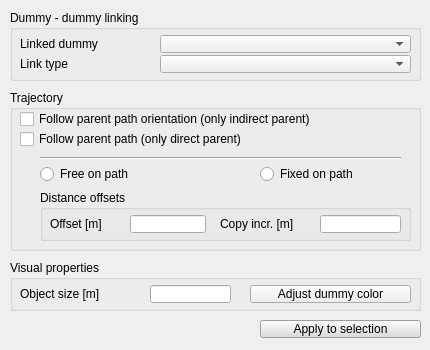
Qt form ui/qdlgdummies.ui (CoppeliaRobotics/coppeliaSimLib) before a commit.
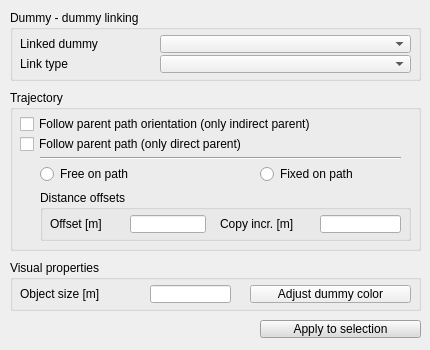
The same form after that commit.

Patch:
```diff
--- a/ui/qdlgdummies.ui
+++ b/ui/qdlgdummies.ui
@@ -161,7 +161,7 @@
     <property name="geometry">
      <rect>
       <x>10</x>
-      <y>20</y>
+      <y>25</y>
       <width>401</width>
       <height>18</height>
      </rect>
@@ -177,7 +177,7 @@
     <property name="geometry">
      <rect>
       <x>10</x>
-      <y>40</y>
+      <y>45</y>
       <width>401</width>
       <height>18</height>
      </rect>
```
